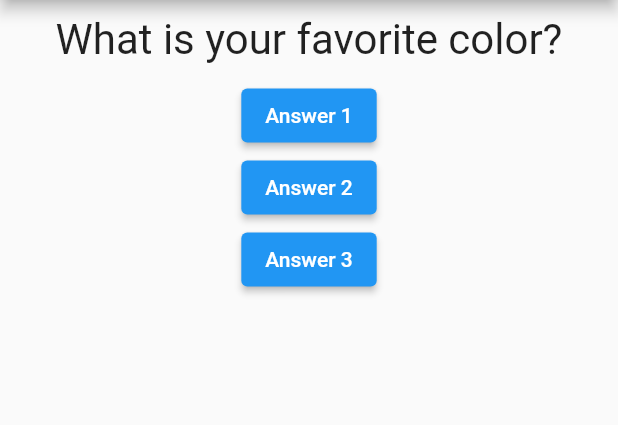
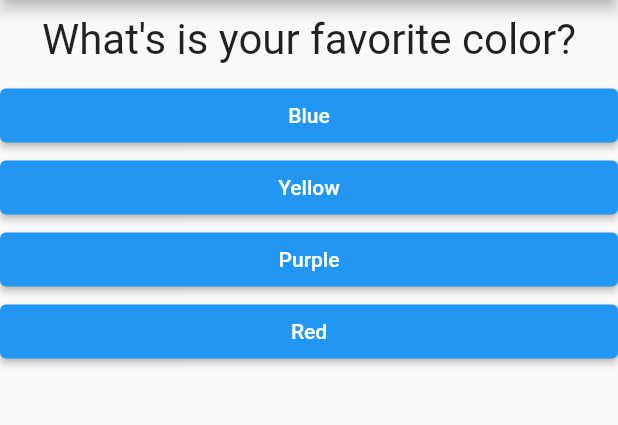
Before and after one commit to wdownload/flutter_training, a Flutter app: the screen it shows after launch, on a phone screen of 412 x 824 dp, the part 84-509 px from its top. Run offline on Flutter 3.47's test engine with Material 2 defaults, Android fonts, the phone set to English and light mode, and no system bars.

Commit message:
questions and answers added to a map

```diff
--- /dev/null
+++ b/puzzle/lib/answer.dart
@@ -0,0 +1,18 @@
+import 'package:flutter/material.dart';
+
+class Answer extends StatelessWidget {
+  final Function answerRaised;
+  final String answerText;
+
+  Answer(this.answerRaised, this.answerText);
+
+  @override
+  Widget build(BuildContext context) {
+    return Container(
+        width: double.infinity,
+        child: ElevatedButton(
+            style: ElevatedButton.styleFrom(primary: Colors.blue),
+            child: Text(answerText),
+            onPressed: answerRaised));
+  }
+}
--- a/puzzle/lib/main.dart
+++ b/puzzle/lib/main.dart
@@ -1,4 +1,5 @@
 import 'package:flutter/material.dart';
+import 'package:puzzle/answer.dart';
 import 'package:puzzle/question.dart';
 
 void main() => runApp(MyApp());
@@ -19,8 +20,18 @@ class MyAppState extends State<MyApp> {
   }
 
   final questions = [
-    "What is your favorite color?",
-    "What is your favorite animal?"
+    {
+      "questionText": "What\'s is your favorite color?",
+      "answers": ["Blue", "Yellow", "Purple", "Red"]
+    },
+    {
+      "questionText": "What\'s  is your favorite animal?",
+      "answers": ["Dog", "Cat", "Parrot"]
+    },
+    {
+      "questionText": "What\'s  is your favorite actor?",
+      "answers": ["Chris Pat", "Samuel Jackson", "Robert De Niro", "Al Pacino"]
+    },
   ];
   @override
   Widget build(BuildContext context) {
@@ -32,12 +43,9 @@ class MyAppState extends State<MyApp> {
         ),
         body: Column(
           children: [
-            Question(questions[questionIndex]),
-            ElevatedButton(child: Text("Answer 1"), onPressed: answerQuestion),
-            ElevatedButton(
-                child: Text("Answer 2"),
-                onPressed: () => print("Answered 2 given")),
-            ElevatedButton(child: Text("Answer 3"), onPressed: answerQuestion),
+            Question(questions[questionIndex]["questionText"]),
+            ...((questions[questionIndex]["answers"] as List<String>)
+                .map((answer) => Answer(answerQuestion, answer))).toList()
           ],
         ),
       ),
```
